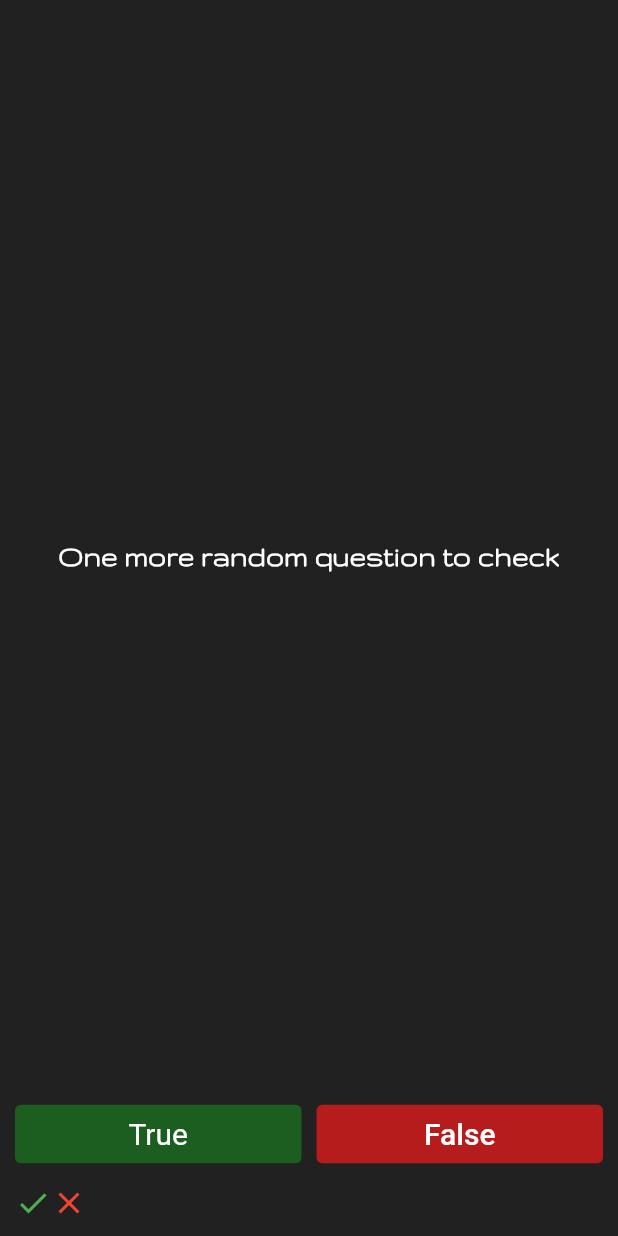
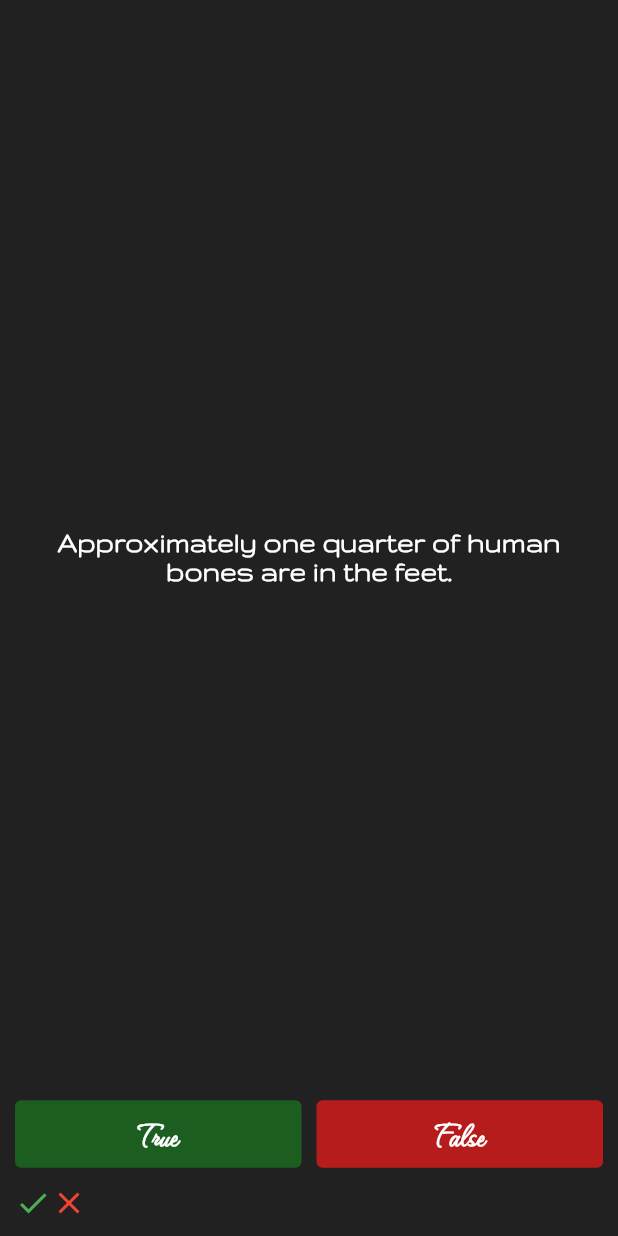
Before and after one commit to rooptestdev/quizzler_flutter, a Flutter app: the screen it shows after launch, after a tap on "True", after a tap on "False", on a phone screen of 412 x 824 dp. Run offline on Flutter 3.47's test engine with Material 2 defaults, Android fonts, the phone set to English and light mode, and no system bars.

Commit message:
added question file

```diff
--- a/lib/main.dart
+++ b/lib/main.dart
@@ -1,5 +1,5 @@
 import 'package:flutter/material.dart';
-import 'question.dart';
+import 'question_bank.dart';
 
 void main() {
   runApp(const QuizApp());
@@ -35,15 +35,7 @@ class _QuizPageState extends State<QuizPage> {
   List<Icon> scoreKeeper = [];
   int questionNumber = 0;
 
-  List<Question> questionList = [
-    Question(
-        questionText: 'Some random questions to check', questionAnswer: false),
-    Question(
-        questionText: 'Another random question to check', questionAnswer: true),
-    Question(
-        questionText: 'One more random question to check',
-        questionAnswer: true),
-  ];
+  QuestionBank questionBank = QuestionBank();
 
   @override
   Widget build(BuildContext context) {
@@ -53,12 +45,12 @@ class _QuizPageState extends State<QuizPage> {
       children: [
         Expanded(
           child: Padding(
-            padding: EdgeInsets.all(15.0),
+            padding: const EdgeInsets.all(15.0),
             child: Center(
               child: Text(
-                questionList[questionNumber].questionText,
+                questionBank.questionList[questionNumber].questionText,
                 textAlign: TextAlign.center,
-                style: TextStyle(
+                style: const TextStyle(
                   fontWeight: FontWeight.bold,
                   fontFamily: 'Gruppo',
                   fontSize: 20.0,
@@ -80,7 +72,7 @@ class _QuizPageState extends State<QuizPage> {
                 onPressed: () {
                   print('true');
                   bool correctAnswer =
-                      questionList[questionNumber].questionAnswer;
+                      questionBank.questionList[questionNumber].questionAnswer;
                   if (correctAnswer == true) {
                     print('User right');
                   } else {
@@ -88,7 +80,7 @@ class _QuizPageState extends State<QuizPage> {
                   }
                   setState(() {
                     scoreKeeper.add(
-                      Icon(
+                      const Icon(
                         Icons.check,
                         color: Colors.green,
                       ),
@@ -99,8 +91,10 @@ class _QuizPageState extends State<QuizPage> {
                 child: const Text(
                   'True',
                   style: TextStyle(
+                    fontFamily: 'Waterfall',
+                    fontWeight: FontWeight.bold,
                     color: Colors.white,
-                    fontSize: 20.0,
+                    fontSize: 25.0,
                   ),
                 ),
               ),
@@ -116,7 +110,7 @@ class _QuizPageState extends State<QuizPage> {
                 onPressed: () {
                   print('false');
                   bool correctAnswer =
-                      questionList[questionNumber].questionAnswer;
+                      questionBank.questionList[questionNumber].questionAnswer;
                   if (correctAnswer == false) {
                     print('User right');
                   } else {
@@ -124,7 +118,7 @@ class _QuizPageState extends State<QuizPage> {
                   }
                   setState(() {
                     scoreKeeper.add(
-                      Icon(
+                      const Icon(
                         Icons.close,
                         color: Colors.red,
                       ),
@@ -135,8 +129,10 @@ class _QuizPageState extends State<QuizPage> {
                 child: const Text(
                   'False',
                   style: TextStyle(
+                    fontWeight: FontWeight.bold,
+                    fontFamily: 'Waterfall',
                     color: Colors.white,
-                    fontSize: 20.0,
+                    fontSize: 25.0,
                   ),
                 ),
               ),
--- a/lib/question.dart
+++ b/lib/question.dart
@@ -2,5 +2,5 @@ class Question {
   final String questionText;
   final bool questionAnswer;
 
-  Question({required this.questionText, required this.questionAnswer});
+  Question(this.questionText, this.questionAnswer);
 }
--- /dev/null
+++ b/lib/question_bank.dart
@@ -0,0 +1,31 @@
+import 'question.dart';
+
+class QuestionBank {
+  List<Question> questionList = [
+    Question('Some cats are actually allergic to humans', true),
+    Question('You can lead a cow down stairs but not up stairs.', false),
+    Question('Approximately one quarter of human bones are in the feet.', true),
+    Question('A slug\'s blood is green.', true),
+    Question('Buzz Aldrin\'s mother\'s maiden name was \"Moon\".', true),
+    Question('It is illegal to pee in the Ocean in Portugal.', true),
+    Question(
+        'No piece of square dry paper can be folded in half more than 7 times.',
+        false),
+    Question(
+        'In London, UK, if you happen to die in the House of Parliament, you are technically entitled to a state funeral, because the building is considered too sacred a place.',
+        true),
+    Question(
+        'The loudest sound produced by any animal is 188 decibels. That animal is the African Elephant.',
+        false),
+    Question(
+        'The total surface area of two human lungs is approximately 70 square metres.',
+        true),
+    Question('Google was originally called \"Backrub\".', true),
+    Question(
+        'Chocolate affects a dog\'s heart and nervous system; a few ounces are enough to kill a small dog.',
+        true),
+    Question(
+        'In West Virginia, USA, if you accidentally hit an animal with your car, you are free to take it home to eat.',
+        true),
+  ];
+}
```
